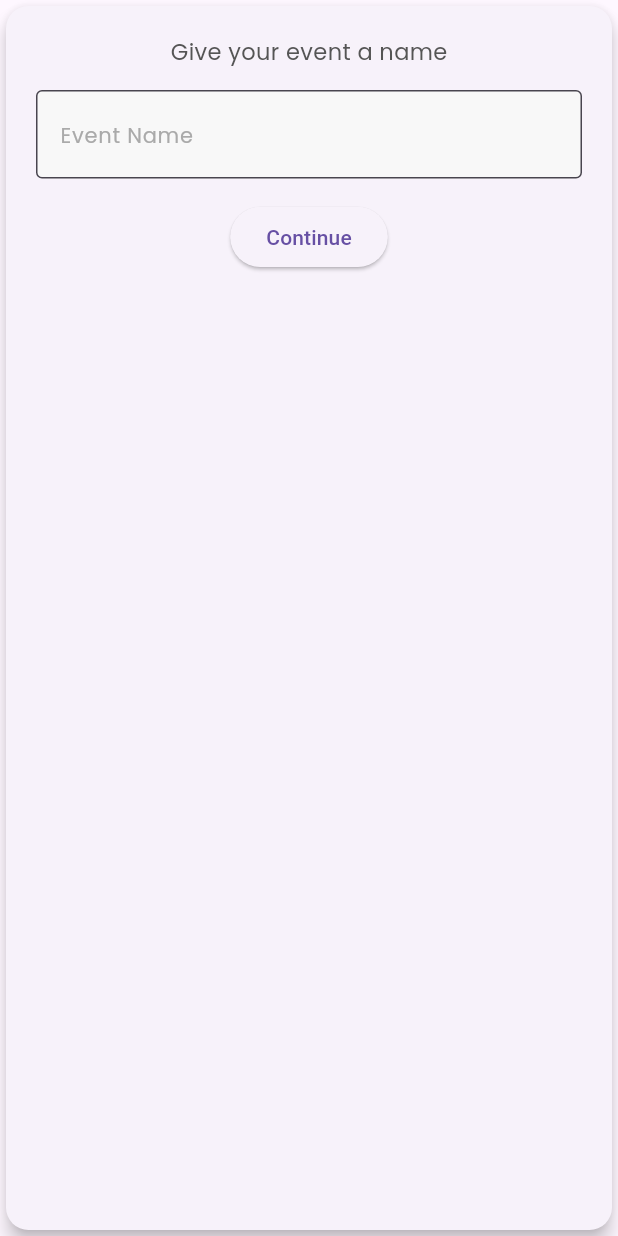
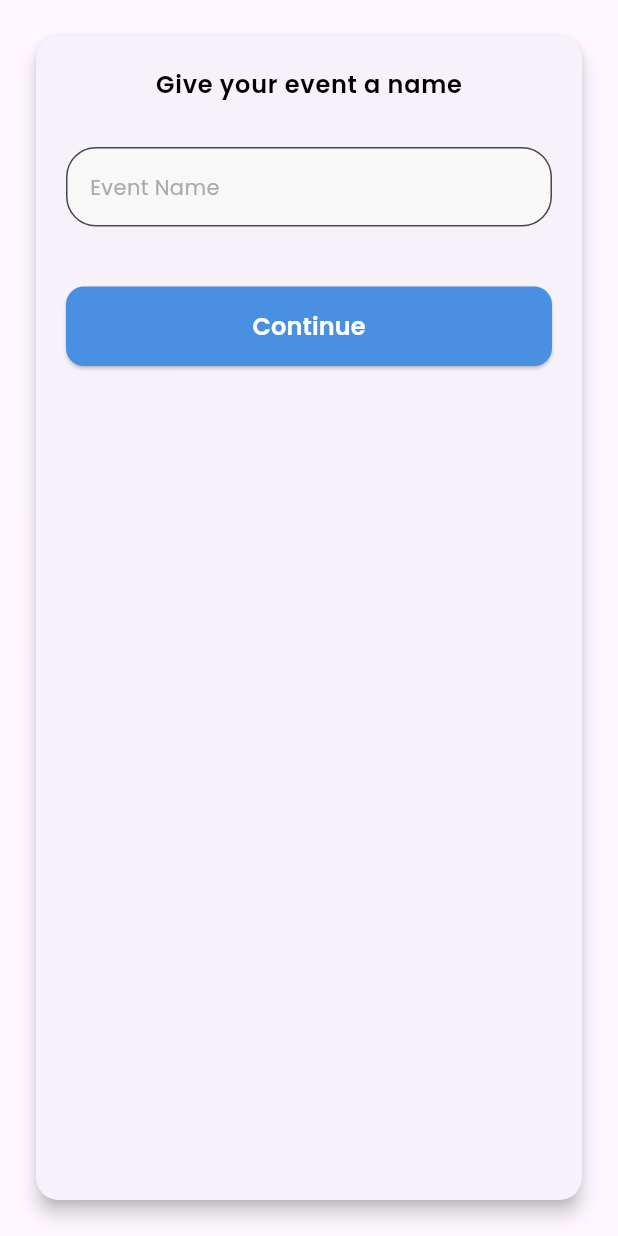
Before and after one commit to SarinaShrestha/momentix, a Flutter app: the EventCreationFormWidget widget shown alone on an empty page, opened directly with empty values, on a phone screen of 412 x 824 dp. Run offline on Flutter 3.47's test engine with Material 3 defaults, Android fonts, the phone set to English and light mode, and no system bars; our stand-ins replace cloud_firestore, firebase_auth, firebase_core, firebase_storage, get, iconsax and 7 more; missing offline and left inert: firebase_app_check, gallery_saver_plus, google_ml_kit, google_mlkit_face_detection, mobile_scanner; accounts and stored records are empty.

Commit message:
Event Name Designed

```diff
--- a/frontend/lib/features/core/widgets/events_widgets/event_creation_form_widget.dart
+++ b/frontend/lib/features/core/widgets/events_widgets/event_creation_form_widget.dart
@@ -1,5 +1,7 @@
 import 'package:flutter/material.dart';
 import 'package:frontend/features/core/widgets/events_widgets/event_type_button_widget.dart';
+import 'package:frontend/utils/colors.dart';
+import 'package:frontend/widgets/common/elevated_button_widget.dart';
 
 class EventCreationFormWidget extends StatelessWidget {
   final int step;
@@ -16,9 +18,12 @@ class EventCreationFormWidget extends StatelessWidget {
     required this.onNextStep,
   });
 
+
   @override
   Widget build(BuildContext context) {
-    return Card(
+    return Padding(
+      padding: const EdgeInsets.all(20.0),
+      child: Card(
         elevation: 5,
         shape: RoundedRectangleBorder(
           borderRadius: BorderRadius.circular(15),
@@ -33,20 +38,23 @@ class EventCreationFormWidget extends StatelessWidget {
                     : step == 1
                         ? "Select the event date"
                         : "What kind of event is it?",
+                style: Theme.of(context).textTheme.bodyLarge?.copyWith(fontSize: 16),
               ),
-            SizedBox(height: 15),
+              SizedBox(height: 30),
               if (step == 0)
                 TextField(
                   controller: controller,
                   decoration: InputDecoration(
-                  border: OutlineInputBorder(),
+                    border: OutlineInputBorder(borderRadius: BorderRadius.circular(20)),
                     hintText: "Event Name",
                   ),
+                  style: Theme.of(context).textTheme.bodyMedium
                 )
               else if (step == 1)
-              ElevatedButton(
+                ElevatedButtonWidget(
                   onPressed: onSelectDate,
-                child: Text(eventDate.isEmpty ? "Select Date" : "Selected: $eventDate"),
+                  buttonName: eventDate.isEmpty ? "Select Date" : "Selected: $eventDate",
+                  color: outlineBlue,
                   )
               else
                 Column(
@@ -58,13 +66,21 @@ class EventCreationFormWidget extends StatelessWidget {
                     EventTypeButtonWidget("Other", "❓ Other", onNextStep),
                   ],
                 ),
-            SizedBox(height: 15),
+
+              SizedBox(height: 40),
               if (step < 2)
-              ElevatedButton(
+                SizedBox(
+                  width: double.infinity,
+                  child: ElevatedButtonWidget(
                     onPressed: () => onNextStep(controller.text),
-                child: Text("Continue"),
+                    buttonName: "Continue",
+                    color: outlineBlue,
                   ),
+                ),
+
+              SizedBox(height: 20,)
             ],
+          ),
         ),
       ),
     );
```
Also changed, not shown: frontend/lib/features/core/views/events/event_creation.dart (+72 -10 lines). Lines whose indentation alone changed are shown as unchanged.
